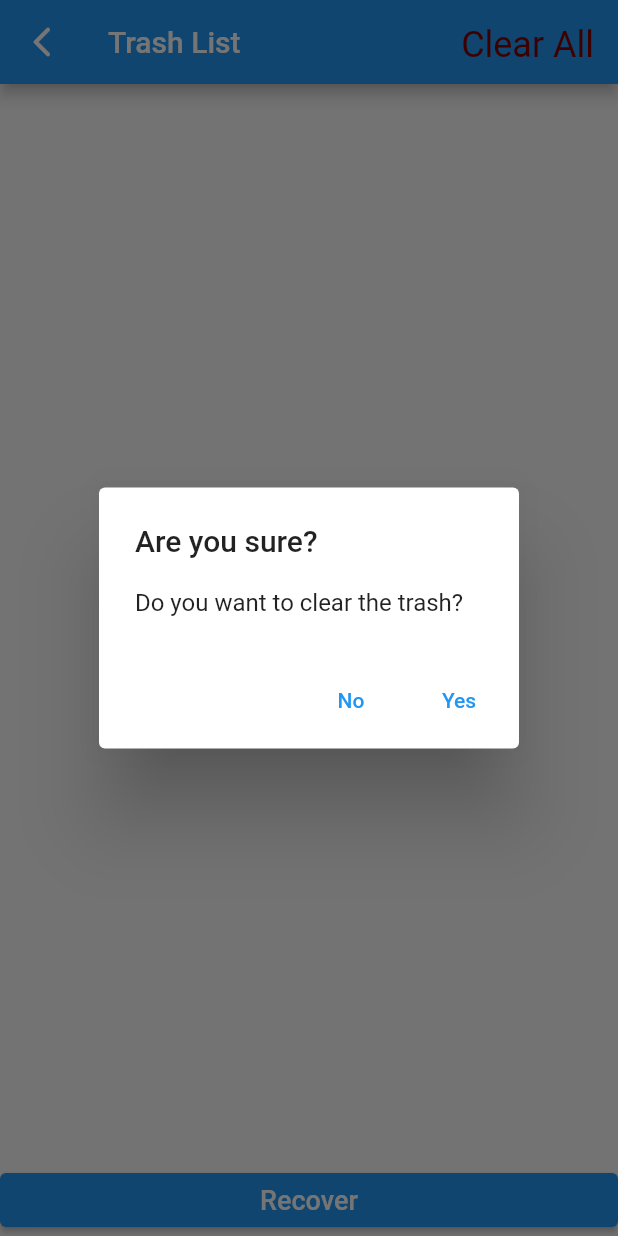
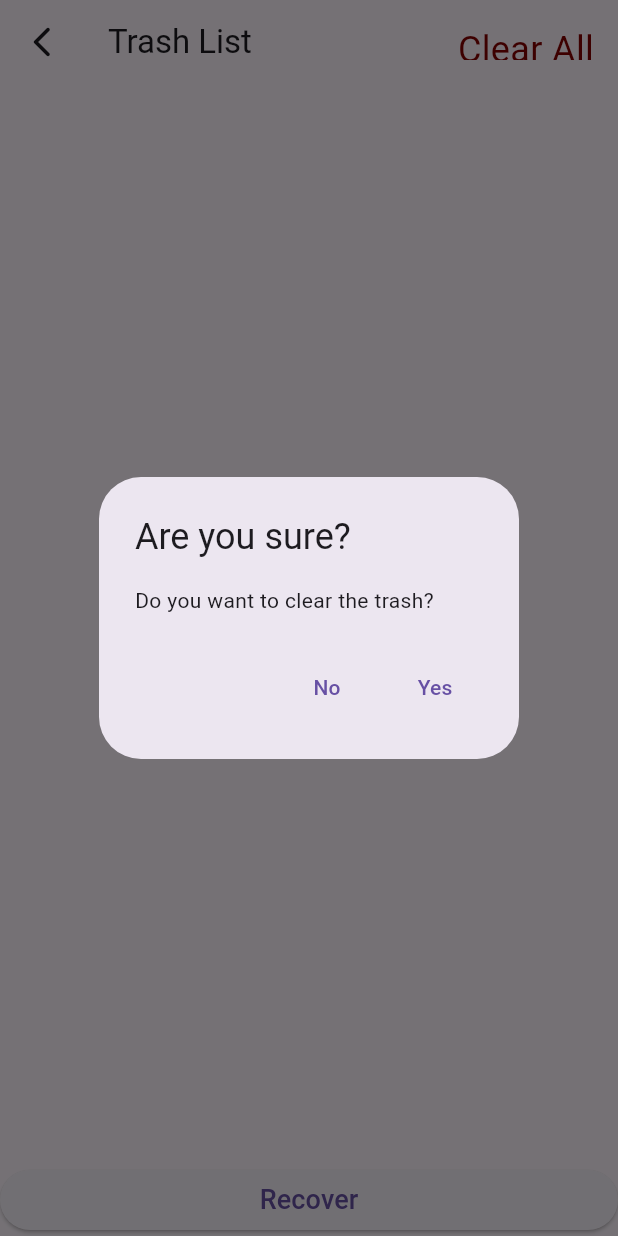
Before and after one commit to Zaeem104158/todo_riverpod, a Flutter app: the TrashScreen screen opened by its route, after a tap on "Clear All", on a phone screen of 412 x 824 dp. Run offline on Flutter 3.47's test engine with Material 2 defaults, Android fonts, the phone set to English and light mode, and no system bars; our stand-ins replace flutter_advanced_drawer, flutter_riverpod, go_router, shared_preferences; missing offline and left inert: material_color_generator; accounts and stored records are empty.

Commit message:
Dark or Light Theme is added

```diff
--- a/lib/home_drawer_widget.dart
+++ b/lib/home_drawer_widget.dart
@@ -26,7 +26,7 @@ class HomeScreenDrawerWidget extends StatelessWidget {
                 title: const Text('Trash'),
               ),
               ListTile(
-                onTap: () {},
+                onTap: () => context.go('/settingScreen'),
                 leading: const Icon(Icons.settings),
                 title: const Text('Settings'),
               ),
--- a/lib/main.dart
+++ b/lib/main.dart
@@ -1,12 +1,27 @@
 import 'package:flutter/material.dart';
 import 'package:flutter_riverpod/flutter_riverpod.dart';
 import 'package:shared_preferences/shared_preferences.dart';
+import 'package:todo_riverpod/controller/theme_provider.dart';
 import 'package:todo_riverpod/home_screen.dart';
 import 'package:material_color_generator/material_color_generator.dart';
 import 'package:go_router/go_router.dart';
 import 'package:todo_riverpod/seemore_description_screen.dart';
 import 'package:todo_riverpod/trash_screen.dart';
 import 'package:todo_riverpod/utils/shared_pref.dart';
+
+
+
+final ThemeData lightTheme = ThemeData(
+  useMaterial3: true,
+  colorSchemeSeed: generateMaterialColor(color: Colors.blueGrey),
+  brightness: Brightness.light,
+);
+
+final ThemeData darkTheme = ThemeData(
+  useMaterial3: true,
+  colorSchemeSeed: generateMaterialColor(color: Colors.blueGrey),
+  brightness: Brightness.dark,
+);
 
 Future<void> main() async {
   WidgetsFlutterBinding.ensureInitialized();
@@ -34,6 +49,7 @@ final GoRouter _router = GoRouter(
             return const TrashScreen();
           },
         ),
+        //
         GoRoute(
           path: 'seeMoreDescriptionScreen',
           builder: (BuildContext context, GoRouterState state) {
@@ -47,17 +63,22 @@ final GoRouter _router = GoRouter(
   ],
 );
 
-class TodoRiverPod extends StatelessWidget {
+class TodoRiverPod extends ConsumerWidget {
   const TodoRiverPod({super.key});
 
   @override
-  Widget build(BuildContext context) {
+  Widget build(BuildContext context,WidgetRef ref) {
+    final isDark = ref.watch(isDarkProvider);
     return MaterialApp.router(
       debugShowCheckedModeBanner: false,
       title: 'Flutter todo with riverpod demo',
-      theme: ThemeData(
-        primarySwatch: generateMaterialColor(color: Colors.blueGrey),
-      ),
+      // theme: ThemeData(
+      //   primarySwatch: generateMaterialColor(color: Colors.blueGrey),
+
+      // ),
+      theme: lightTheme,
+      darkTheme: darkTheme,
+      themeMode: isDark ? ThemeMode.dark : ThemeMode.light,
       routerConfig: _router,
     );
   }
--- a/lib/utils/const.dart
+++ b/lib/utils/const.dart
@@ -1,2 +1,3 @@
 const String todoKey = "active_todos_key";
 const String deletedTodoKey = "delete_todos_key";
+const String sharedDarkModeKey = 'isDarkModeEnabled';
```
Also changed, not shown: lib/controller/theme_provider.dart (added, +21 -0 lines), lib/home_screen.dart (+18 -2 lines), lib/utils/shared_pref.dart (+9 -0 lines).
